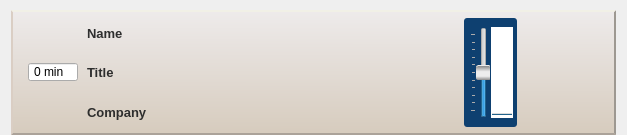
Before: the Qt Designer form ServerGui/speaker_widget.ui in akru/conference-speaker-server, drawn with Qt 5.
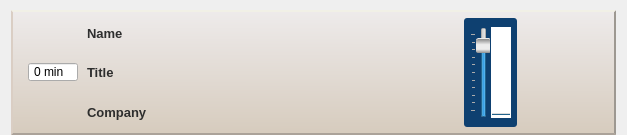
After: the same form once the commit is applied. Icons and pictures are not drawn.

Commit message: fix bar width by issue #26

Diff of the .ui file:
```diff
--- a/ServerGui/speaker_widget.ui
+++ b/ServerGui/speaker_widget.ui
@@ -70,6 +70,7 @@
 QProgressBar {
     border: 0;
 	background-image: url(:/gui/volume-slider-bg);
+    width: 20px;
 }
 
 QProgressBar::chunk {
@@ -234,7 +235,7 @@
             <number>100</number>
            </property>
            <property name="value">
-            <number>50</number>
+            <number>85</number>
            </property>
            <property name="orientation">
             <enum>Qt::Vertical</enum>
```
The commit also changes 1 other file.
